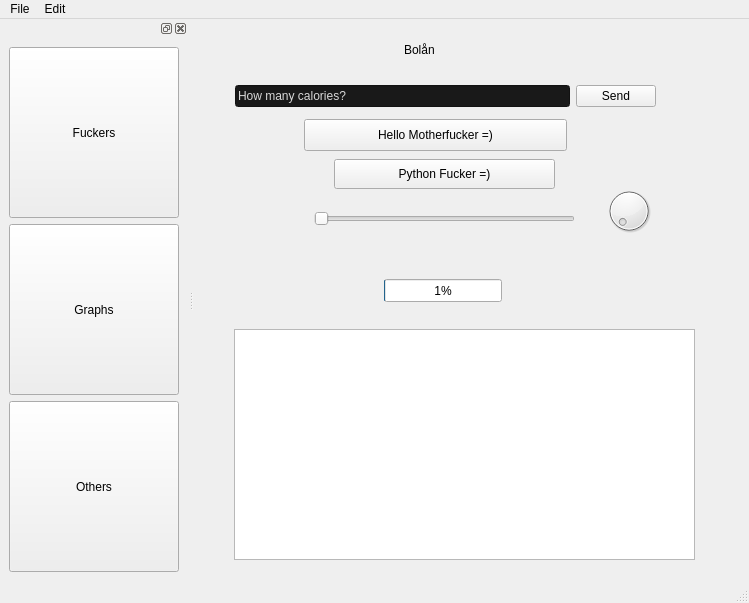
The window that C++/QTApp/mainwindow.ui (TamiAlQuida/TamiAlQuida.github.io) describes before a commit, drawn with Qt 5.
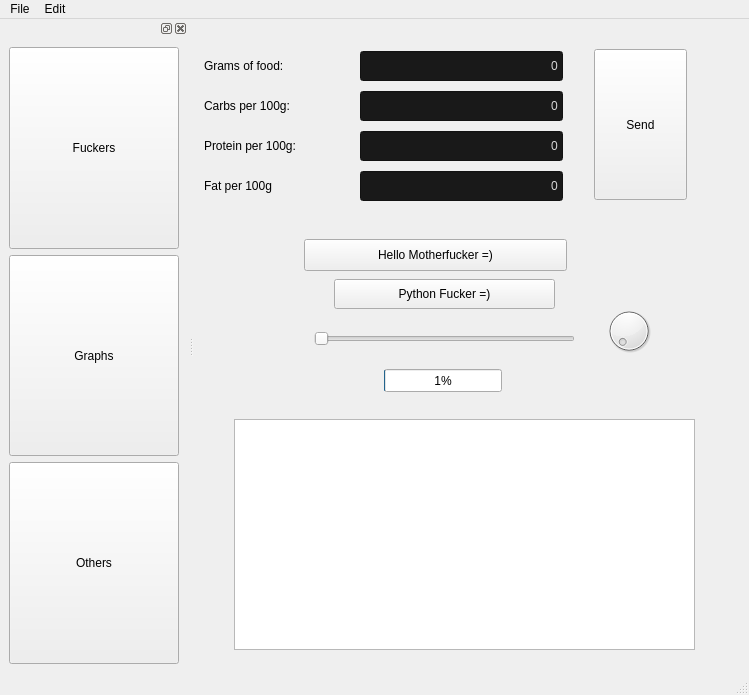
The same window after the commit. Icons and pictures are not drawn.

```diff
--- a/C++/QTApp/mainwindow.ui
+++ b/C++/QTApp/mainwindow.ui
@@ -7,7 +7,7 @@
     <x>0</x>
     <y>0</y>
     <width>749</width>
-    <height>603</height>
+    <height>695</height>
    </rect>
   </property>
   <property name="minimumSize">
@@ -1112,7 +1112,7 @@
     <property name="geometry">
      <rect>
       <x>140</x>
-      <y>140</y>
+      <y>260</y>
       <width>221</width>
       <height>30</height>
      </rect>
@@ -1125,7 +1125,7 @@
     <property name="geometry">
      <rect>
       <x>190</x>
-      <y>260</y>
+      <y>350</y>
       <width>118</width>
       <height>23</height>
      </rect>
@@ -1138,7 +1138,7 @@
     <property name="geometry">
      <rect>
       <x>120</x>
-      <y>190</y>
+      <y>310</y>
       <width>261</width>
       <height>20</height>
      </rect>
@@ -1151,7 +1151,7 @@
     <property name="geometry">
      <rect>
       <x>410</x>
-      <y>160</y>
+      <y>280</y>
       <width>50</width>
       <height>64</height>
      </rect>
@@ -1161,7 +1161,7 @@
     <property name="geometry">
      <rect>
       <x>40</x>
-      <y>310</y>
+      <y>400</y>
       <width>461</width>
       <height>231</height>
      </rect>
@@ -1171,7 +1171,7 @@
     <property name="geometry">
      <rect>
       <x>110</x>
-      <y>100</y>
+      <y>220</y>
       <width>263</width>
       <height>32</height>
      </rect>
@@ -1180,18 +1180,50 @@
      <string>Hello Motherfucker =)</string>
     </property>
    </widget>
-   <widget class="QWidget" name="layoutWidget">
+   <widget class="QPushButton" name="pushButton_5">
     <property name="geometry">
      <rect>
-      <x>41</x>
-      <y>60</y>
-      <width>421</width>
+      <x>400</x>
+      <y>30</y>
+      <width>93</width>
+      <height>151</height>
+     </rect>
+    </property>
+    <property name="text">
+     <string>Send</string>
+    </property>
+   </widget>
+   <widget class="QWidget" name="">
+    <property name="geometry">
+     <rect>
+      <x>10</x>
+      <y>30</y>
+      <width>359</width>
       <height>34</height>
      </rect>
     </property>
     <layout class="QHBoxLayout" name="horizontalLayout">
+     <item>
+      <widget class="QLabel" name="label">
+       <property name="minimumSize">
+        <size>
+         <width>150</width>
+         <height>0</height>
+        </size>
+       </property>
+       <property name="text">
+        <string>Grams of food:</string>
+       </property>
+      </widget>
+     </item>
      <item>
       <widget class="QLineEdit" name="lineEdit">
+       <property name="minimumSize">
+        <size>
+         <width>200</width>
+         <height>30</height>
+        </size>
+       </property>
        <property name="palette">
         <palette>
          <active>
@@ -1485,34 +1517,1025 @@
         <set>Qt::ImhHiddenText</set>
        </property>
        <property name="text">
-        <string>How many calories?</string>
+        <string>0</string>
        </property>
+       <property name="alignment">
+        <set>Qt::AlignRight|Qt::AlignTrailing|Qt::AlignVCenter</set>
+       </property>
        <property name="placeholderText">
-        <string>Vad kostar huset?</string>
+        <string/>
        </property>
       </widget>
      </item>
+    </layout>
+   </widget>
+   <widget class="QWidget" name="">
+    <property name="geometry">
+     <rect>
+      <x>10</x>
+      <y>70</y>
+      <width>359</width>
+      <height>34</height>
+     </rect>
+    </property>
+    <layout class="QHBoxLayout" name="horizontalLayout_2">
      <item>
-      <widget class="QPushButton" name="pushButton_5">
+      <widget class="QLabel" name="label_2">
+       <property name="minimumSize">
+        <size>
+         <width>150</width>
+         <height>0</height>
+        </size>
+       </property>
        <property name="text">
-        <string>Send</string>
+        <string>Carbs per 100g:</string>
        </property>
       </widget>
      </item>
+     <item>
+      <widget class="QLineEdit" name="lineEdit_2">
+       <property name="minimumSize">
+        <size>
+         <width>200</width>
+         <height>30</height>
+        </size>
+       </property>
+       <property name="palette">
+        <palette>
+         <active>
+          <colorrole role="WindowText">
+           <brush brushstyle="SolidPattern">
+            <color alpha="255">
+             <red>216</red>
+             <green>216</green>
+             <blue>216</blue>
+            </color>
+           </brush>
+          </colorrole>
+          <colorrole role="Button">
+           <brush brushstyle="SolidPattern">
+            <color alpha="255">
+             <red>25</red>
+             <green>25</green>
+             <blue>25</blue>
+            </color>
+           </brush>
+          </colorrole>
+          <colorrole role="Text">
+           <brush brushstyle="SolidPattern">
+            <color alpha="255">
+             <red>216</red>
+             <green>216</green>
+             <blue>216</blue>
+            </color>
+           </brush>
+          </colorrole>
+          <colorrole role="ButtonText">
+           <brush brushstyle="SolidPattern">
+            <color alpha="255">
+             <red>216</red>
+             <green>216</green>
+             <blue>216</blue>
+            </color>
+           </brush>
+          </colorrole>
+          <colorrole role="Base">
+           <brush brushstyle="SolidPattern">
+            <color alpha="255">
+             <red>25</red>
+             <green>25</green>
+             <blue>25</blue>
+            </color>
+           </brush>
+          </colorrole>
+          <colorrole role="Window">
+           <brush brushstyle="SolidPattern">
+            <color alpha="255">
+             <red>25</red>
+             <green>25</green>
+             <blue>25</blue>
+            </color>
+           </brush>
+          </colorrole>
+          <colorrole role="Highlight">
+           <brush brushstyle="SolidPattern">
+            <color alpha="255">
+             <red>41</red>
+             <green>140</green>
+             <blue>225</blue>
+            </color>
+           </brush>
+          </colorrole>
+          <colorrole role="HighlightedText">
+           <brush brushstyle="SolidPattern">
+            <color alpha="255">
+             <red>255</red>
+             <green>255</green>
+             <blue>255</blue>
+            </color>
+           </brush>
+          </colorrole>
+          <colorrole role="AlternateBase">
+           <brush brushstyle="SolidPattern">
+            <color alpha="0">
+             <red>0</red>
+             <green>0</green>
+             <blue>0</blue>
+            </color>
+           </brush>
+          </colorrole>
+          <colorrole role="PlaceholderText">
+           <brush brushstyle="SolidPattern">
+            <color alpha="128">
+             <red>216</red>
+             <green>216</green>
+             <blue>216</blue>
+            </color>
+           </brush>
+          </colorrole>
+         </active>
+         <inactive>
+          <colorrole role="WindowText">
+           <brush brushstyle="SolidPattern">
+            <color alpha="255">
+             <red>216</red>
+             <green>216</green>
+             <blue>216</blue>
+            </color>
+           </brush>
+          </colorrole>
+          <colorrole role="Button">
+           <brush brushstyle="SolidPattern">
+            <color alpha="255">
+             <red>25</red>
+             <green>25</green>
+             <blue>25</blue>
+            </color>
+           </brush>
+          </colorrole>
+          <colorrole role="Text">
+           <brush brushstyle="SolidPattern">
+            <color alpha="255">
+             <red>216</red>
+             <green>216</green>
+             <blue>216</blue>
+            </color>
+           </brush>
+          </colorrole>
+          <colorrole role="ButtonText">
+           <brush brushstyle="SolidPattern">
+            <color alpha="255">
+             <red>216</red>
+             <green>216</green>
+             <blue>216</blue>
+            </color>
+           </brush>
+          </colorrole>
+          <colorrole role="Base">
+           <brush brushstyle="SolidPattern">
+            <color alpha="255">
+             <red>25</red>
+             <green>25</green>
+             <blue>25</blue>
+            </color>
+           </brush>
+          </colorrole>
+          <colorrole role="Window">
+           <brush brushstyle="SolidPattern">
+            <color alpha="255">
+             <red>25</red>
+             <green>25</green>
+             <blue>25</blue>
+            </color>
+           </brush>
+          </colorrole>
+          <colorrole role="Highlight">
+           <brush brushstyle="SolidPattern">
+            <color alpha="255">
+             <red>41</red>
+             <green>140</green>
+             <blue>225</blue>
+            </color>
+           </brush>
+          </colorrole>
+          <colorrole role="HighlightedText">
+           <brush brushstyle="SolidPattern">
+            <color alpha="255">
+             <red>255</red>
+             <green>255</green>
+             <blue>255</blue>
+            </color>
+           </brush>
+          </colorrole>
+          <colorrole role="AlternateBase">
+           <brush brushstyle="SolidPattern">
+            <color alpha="0">
+             <red>0</red>
+             <green>0</green>
+             <blue>0</blue>
+            </color>
+           </brush>
+          </colorrole>
+          <colorrole role="PlaceholderText">
+           <brush brushstyle="SolidPattern">
+            <color alpha="128">
+             <red>216</red>
+             <green>216</green>
+             <blue>216</blue>
+            </color>
+           </brush>
+          </colorrole>
+         </inactive>
+         <disabled>
+          <colorrole role="WindowText">
+           <brush brushstyle="SolidPattern">
+            <color alpha="255">
+             <red>72</red>
+             <green>72</green>
+             <blue>72</blue>
+            </color>
+           </brush>
+          </colorrole>
+          <colorrole role="Button">
+           <brush brushstyle="SolidPattern">
+            <color alpha="255">
+             <red>40</red>
+             <green>40</green>
+             <blue>40</blue>
+            </color>
+           </brush>
+          </colorrole>
+          <colorrole role="Text">
+           <brush brushstyle="SolidPattern">
+            <color alpha="255">
+             <red>72</red>
+             <green>72</green>
+             <blue>72</blue>
+            </color>
+           </brush>
+          </colorrole>
+          <colorrole role="ButtonText">
+           <brush brushstyle="SolidPattern">
+            <color alpha="255">
+             <red>72</red>
+             <green>72</green>
+             <blue>72</blue>
+            </color>
+           </brush>
+          </colorrole>
+          <colorrole role="Base">
+           <brush brushstyle="SolidPattern">
+            <color alpha="255">
+             <red>40</red>
+             <green>40</green>
+             <blue>40</blue>
+            </color>
+           </brush>
+          </colorrole>
+          <colorrole role="Window">
+           <brush brushstyle="SolidPattern">
+            <color alpha="255">
+             <red>40</red>
+             <green>40</green>
+             <blue>40</blue>
+            </color>
+           </brush>
+          </colorrole>
+          <colorrole role="Highlight">
+           <brush brushstyle="SolidPattern">
+            <color alpha="255">
+             <red>41</red>
+             <green>140</green>
+             <blue>225</blue>
+            </color>
+           </brush>
+          </colorrole>
+          <colorrole role="HighlightedText">
+           <brush brushstyle="SolidPattern">
+            <color alpha="255">
+             <red>255</red>
+             <green>255</green>
+             <blue>255</blue>
+            </color>
+           </brush>
+          </colorrole>
+          <colorrole role="AlternateBase">
+           <brush brushstyle="SolidPattern">
+            <color alpha="0">
+             <red>0</red>
+             <green>0</green>
+             <blue>0</blue>
+            </color>
+           </brush>
+          </colorrole>
+          <colorrole role="PlaceholderText">
+           <brush brushstyle="SolidPattern">
+            <color alpha="128">
+             <red>72</red>
+             <green>72</green>
+             <blue>72</blue>
+            </color>
+           </brush>
+          </colorrole>
+         </disabled>
+        </palette>
+       </property>
+       <property name="toolTip">
+        <string/>
+       </property>
+       <property name="whatsThis">
+        <string/>
+       </property>
+       <property name="styleSheet">
+        <string notr="true"/>
+       </property>
+       <property name="inputMethodHints">
+        <set>Qt::ImhHiddenText</set>
+       </property>
+       <property name="text">
+        <string>0</string>
+       </property>
+       <property name="alignment">
+        <set>Qt::AlignRight|Qt::AlignTrailing|Qt::AlignVCenter</set>
+       </property>
+       <property name="placeholderText">
+        <string/>
+       </property>
+      </widget>
+     </item>
     </layout>
    </widget>
-   <widget class="QLabel" name="label">
+   <widget class="QWidget" name="">
     <property name="geometry">
      <rect>
-      <x>210</x>
-      <y>20</y>
-      <width>79</width>
-      <height>21</height>
+      <x>10</x>
+      <y>110</y>
+      <width>359</width>
+      <height>34</height>
      </rect>
     </property>
-    <property name="text">
-     <string>Bolån</string>
+    <layout class="QHBoxLayout" name="horizontalLayout_3">
+     <item>
+      <widget class="QLabel" name="label_3">
+       <property name="minimumSize">
+        <size>
+         <width>150</width>
+         <height>0</height>
+        </size>
+       </property>
+       <property name="text">
+        <string>Protein per 100g:</string>
+       </property>
+      </widget>
+     </item>
+     <item>
+      <widget class="QLineEdit" name="lineEdit_3">
+       <property name="minimumSize">
+        <size>
+         <width>200</width>
+         <height>30</height>
+        </size>
+       </property>
+       <property name="palette">
+        <palette>
+         <active>
+          <colorrole role="WindowText">
+           <brush brushstyle="SolidPattern">
+            <color alpha="255">
+             <red>216</red>
+             <green>216</green>
+             <blue>216</blue>
+            </color>
+           </brush>
+          </colorrole>
+          <colorrole role="Button">
+           <brush brushstyle="SolidPattern">
+            <color alpha="255">
+             <red>25</red>
+             <green>25</green>
+             <blue>25</blue>
+            </color>
+           </brush>
+          </colorrole>
+          <colorrole role="Text">
+           <brush brushstyle="SolidPattern">
+            <color alpha="255">
+             <red>216</red>
+             <green>216</green>
+             <blue>216</blue>
+            </color>
+           </brush>
+          </colorrole>
+          <colorrole role="ButtonText">
+           <brush brushstyle="SolidPattern">
+            <color alpha="255">
+             <red>216</red>
+             <green>216</green>
+             <blue>216</blue>
+            </color>
+           </brush>
+          </colorrole>
+          <colorrole role="Base">
+           <brush brushstyle="SolidPattern">
+            <color alpha="255">
+             <red>25</red>
+             <green>25</green>
+             <blue>25</blue>
+            </color>
+           </brush>
+          </colorrole>
+          <colorrole role="Window">
+           <brush brushstyle="SolidPattern">
+            <color alpha="255">
+             <red>25</red>
+             <green>25</green>
+             <blue>25</blue>
+            </color>
+           </brush>
+          </colorrole>
+          <colorrole role="Highlight">
+           <brush brushstyle="SolidPattern">
+            <color alpha="255">
+             <red>41</red>
+             <green>140</green>
+             <blue>225</blue>
+            </color>
+           </brush>
+          </colorrole>
+          <colorrole role="HighlightedText">
+           <brush brushstyle="SolidPattern">
+            <color alpha="255">
+             <red>255</red>
+             <green>255</green>
+             <blue>255</blue>
+            </color>
+           </brush>
+          </colorrole>
+          <colorrole role="AlternateBase">
+           <brush brushstyle="SolidPattern">
+            <color alpha="0">
+             <red>0</red>
+             <green>0</green>
+             <blue>0</blue>
+            </color>
+           </brush>
+          </colorrole>
+          <colorrole role="PlaceholderText">
+           <brush brushstyle="SolidPattern">
+            <color alpha="128">
+             <red>216</red>
+             <green>216</green>
+             <blue>216</blue>
+            </color>
+           </brush>
+          </colorrole>
+         </active>
+         <inactive>
+          <colorrole role="WindowText">
+           <brush brushstyle="SolidPattern">
+            <color alpha="255">
+             <red>216</red>
+             <green>216</green>
+             <blue>216</blue>
+            </color>
+           </brush>
+          </colorrole>
+          <colorrole role="Button">
+           <brush brushstyle="SolidPattern">
+            <color alpha="255">
+             <red>25</red>
+             <green>25</green>
+             <blue>25</blue>
+            </color>
+           </brush>
+          </colorrole>
+          <colorrole role="Text">
+           <brush brushstyle="SolidPattern">
+            <color alpha="255">
+             <red>216</red>
+             <green>216</green>
+             <blue>216</blue>
+            </color>
+           </brush>
+          </colorrole>
+          <colorrole role="ButtonText">
+           <brush brushstyle="SolidPattern">
+            <color alpha="255">
+             <red>216</red>
+             <green>216</green>
+             <blue>216</blue>
+            </color>
+           </brush>
+          </colorrole>
+          <colorrole role="Base">
+           <brush brushstyle="SolidPattern">
+            <color alpha="255">
+             <red>25</red>
+             <green>25</green>
+             <blue>25</blue>
+            </color>
+           </brush>
+          </colorrole>
+          <colorrole role="Window">
+           <brush brushstyle="SolidPattern">
+            <color alpha="255">
+             <red>25</red>
+             <green>25</green>
+             <blue>25</blue>
+            </color>
+           </brush>
+          </colorrole>
+          <colorrole role="Highlight">
+           <brush brushstyle="SolidPattern">
+            <color alpha="255">
+             <red>41</red>
+             <green>140</green>
+             <blue>225</blue>
+            </color>
+           </brush>
+          </colorrole>
+          <colorrole role="HighlightedText">
+           <brush brushstyle="SolidPattern">
+            <color alpha="255">
+             <red>255</red>
+             <green>255</green>
+             <blue>255</blue>
+            </color>
+           </brush>
+          </colorrole>
+          <colorrole role="AlternateBase">
+           <brush brushstyle="SolidPattern">
+            <color alpha="0">
+             <red>0</red>
+             <green>0</green>
+             <blue>0</blue>
+            </color>
+           </brush>
+          </colorrole>
+          <colorrole role="PlaceholderText">
+           <brush brushstyle="SolidPattern">
+            <color alpha="128">
+             <red>216</red>
+             <green>216</green>
+             <blue>216</blue>
+            </color>
+           </brush>
+          </colorrole>
+         </inactive>
+         <disabled>
+          <colorrole role="WindowText">
+           <brush brushstyle="SolidPattern">
+            <color alpha="255">
+             <red>72</red>
+             <green>72</green>
+             <blue>72</blue>
+            </color>
+           </brush>
+          </colorrole>
+          <colorrole role="Button">
+           <brush brushstyle="SolidPattern">
+            <color alpha="255">
+             <red>40</red>
+             <green>40</green>
+             <blue>40</blue>
+            </color>
+           </brush>
+          </colorrole>
+          <colorrole role="Text">
+           <brush brushstyle="SolidPattern">
+            <color alpha="255">
+             <red>72</red>
+             <green>72</green>
+             <blue>72</blue>
+            </color>
+           </brush>
+          </colorrole>
+          <colorrole role="ButtonText">
+           <brush brushstyle="SolidPattern">
+            <color alpha="255">
+             <red>72</red>
+             <green>72</green>
+             <blue>72</blue>
+            </color>
+           </brush>
+          </colorrole>
+          <colorrole role="Base">
+           <brush brushstyle="SolidPattern">
+            <color alpha="255">
+             <red>40</red>
+             <green>40</green>
+             <blue>40</blue>
+            </color>
+           </brush>
+          </colorrole>
+          <colorrole role="Window">
+           <brush brushstyle="SolidPattern">
+            <color alpha="255">
+             <red>40</red>
+             <green>40</green>
+             <blue>40</blue>
+            </color>
+           </brush>
+          </colorrole>
+          <colorrole role="Highlight">
+           <brush brushstyle="SolidPattern">
+            <color alpha="255">
+             <red>41</red>
+             <green>140</green>
+             <blue>225</blue>
+            </color>
+           </brush>
+          </colorrole>
+          <colorrole role="HighlightedText">
+           <brush brushstyle="SolidPattern">
+            <color alpha="255">
+             <red>255</red>
+             <green>255</green>
+             <blue>255</blue>
+            </color>
+           </brush>
+          </colorrole>
+          <colorrole role="AlternateBase">
+           <brush brushstyle="SolidPattern">
+            <color alpha="0">
+             <red>0</red>
+             <green>0</green>
+             <blue>0</blue>
+            </color>
+           </brush>
+          </colorrole>
+          <colorrole role="PlaceholderText">
+           <brush brushstyle="SolidPattern">
+            <color alpha="128">
+             <red>72</red>
+             <green>72</green>
+             <blue>72</blue>
+            </color>
+           </brush>
+          </colorrole>
+         </disabled>
+        </palette>
+       </property>
+       <property name="toolTip">
+        <string/>
+       </property>
+       <property name="whatsThis">
+        <string/>
+       </property>
+       <property name="styleSheet">
+        <string notr="true"/>
+       </property>
+       <property name="inputMethodHints">
+        <set>Qt::ImhHiddenText</set>
+       </property>
+       <property name="text">
+        <string>0</string>
+       </property>
+       <property name="alignment">
+        <set>Qt::AlignRight|Qt::AlignTrailing|Qt::AlignVCenter</set>
+       </property>
+       <property name="placeholderText">
+        <string/>
+       </property>
+      </widget>
+     </item>
+    </layout>
+   </widget>
+   <widget class="QWidget" name="">
+    <property name="geometry">
+     <rect>
+      <x>10</x>
+      <y>150</y>
+      <width>359</width>
+      <height>34</height>
+     </rect>
     </property>
+    <layout class="QHBoxLayout" name="horizontalLayout_4">
+     <item>
+      <widget class="QLabel" name="label_4">
+       <property name="minimumSize">
+        <size>
+         <width>150</width>
+         <height>0</height>
+        </size>
+       </property>
+       <property name="text">
+        <string>Fat per 100g</string>
+       </property>
+      </widget>
+     </item>
+     <item>
+      <widget class="QLineEdit" name="lineEdit_4">
+       <property name="minimumSize">
+        <size>
+         <width>200</width>
+         <height>30</height>
+        </size>
+       </property>
+       <property name="palette">
+        <palette>
+         <active>
+          <colorrole role="WindowText">
+           <brush brushstyle="SolidPattern">
+            <color alpha="255">
+             <red>216</red>
+             <green>216</green>
+             <blue>216</blue>
+            </color>
+           </brush>
+          </colorrole>
+          <colorrole role="Button">
+           <brush brushstyle="SolidPattern">
+            <color alpha="255">
+             <red>25</red>
+             <green>25</green>
+             <blue>25</blue>
+            </color>
+           </brush>
+          </colorrole>
+          <colorrole role="Text">
+           <brush brushstyle="SolidPattern">
+            <color alpha="255">
+             <red>216</red>
+             <green>216</green>
+             <blue>216</blue>
+            </color>
+           </brush>
+          </colorrole>
+          <colorrole role="ButtonText">
+           <brush brushstyle="SolidPattern">
+            <color alpha="255">
+             <red>216</red>
+             <green>216</green>
+             <blue>216</blue>
+            </color>
+           </brush>
+          </colorrole>
+          <colorrole role="Base">
+           <brush brushstyle="SolidPattern">
+            <color alpha="255">
+             <red>25</red>
+             <green>25</green>
+             <blue>25</blue>
+            </color>
+           </brush>
+          </colorrole>
+          <colorrole role="Window">
+           <brush brushstyle="SolidPattern">
+            <color alpha="255">
+             <red>25</red>
+             <green>25</green>
+             <blue>25</blue>
+            </color>
+           </brush>
+          </colorrole>
+          <colorrole role="Highlight">
+           <brush brushstyle="SolidPattern">
+            <color alpha="255">
+             <red>41</red>
+             <green>140</green>
+             <blue>225</blue>
+            </color>
+           </brush>
+          </colorrole>
+          <colorrole role="HighlightedText">
+           <brush brushstyle="SolidPattern">
+            <color alpha="255">
+             <red>255</red>
+             <green>255</green>
+             <blue>255</blue>
+            </color>
+           </brush>
+          </colorrole>
+          <colorrole role="AlternateBase">
+           <brush brushstyle="SolidPattern">
+            <color alpha="0">
+             <red>0</red>
+             <green>0</green>
+             <blue>0</blue>
+            </color>
+           </brush>
+          </colorrole>
+          <colorrole role="PlaceholderText">
+           <brush brushstyle="SolidPattern">
+            <color alpha="128">
+             <red>216</red>
+             <green>216</green>
+             <blue>216</blue>
+            </color>
+           </brush>
+          </colorrole>
+         </active>
+         <inactive>
+          <colorrole role="WindowText">
+           <brush brushstyle="SolidPattern">
+            <color alpha="255">
+             <red>216</red>
+             <green>216</green>
+             <blue>216</blue>
+            </color>
+           </brush>
+          </colorrole>
+          <colorrole role="Button">
+           <brush brushstyle="SolidPattern">
+            <color alpha="255">
+             <red>25</red>
+             <green>25</green>
+             <blue>25</blue>
+            </color>
+           </brush>
+          </colorrole>
+          <colorrole role="Text">
+           <brush brushstyle="SolidPattern">
+            <color alpha="255">
+             <red>216</red>
+             <green>216</green>
+             <blue>216</blue>
+            </color>
+           </brush>
+          </colorrole>
+          <colorrole role="ButtonText">
+           <brush brushstyle="SolidPattern">
+            <color alpha="255">
+             <red>216</red>
+             <green>216</green>
+             <blue>216</blue>
+            </color>
+           </brush>
+          </colorrole>
+          <colorrole role="Base">
+           <brush brushstyle="SolidPattern">
+            <color alpha="255">
+             <red>25</red>
+             <green>25</green>
+             <blue>25</blue>
+            </color>
+           </brush>
+          </colorrole>
+          <colorrole role="Window">
+           <brush brushstyle="SolidPattern">
+            <color alpha="255">
+             <red>25</red>
+             <green>25</green>
+             <blue>25</blue>
+            </color>
+           </brush>
+          </colorrole>
+          <colorrole role="Highlight">
+           <brush brushstyle="SolidPattern">
+            <color alpha="255">
+             <red>41</red>
+             <green>140</green>
+             <blue>225</blue>
+            </color>
+           </brush>
+          </colorrole>
+          <colorrole role="HighlightedText">
+           <brush brushstyle="SolidPattern">
+            <color alpha="255">
+             <red>255</red>
+             <green>255</green>
+             <blue>255</blue>
+            </color>
+           </brush>
+          </colorrole>
+          <colorrole role="AlternateBase">
+           <brush brushstyle="SolidPattern">
+            <color alpha="0">
+             <red>0</red>
+             <green>0</green>
+             <blue>0</blue>
+            </color>
+           </brush>
+          </colorrole>
+          <colorrole role="PlaceholderText">
+           <brush brushstyle="SolidPattern">
+            <color alpha="128">
+             <red>216</red>
+             <green>216</green>
+             <blue>216</blue>
+            </color>
+           </brush>
+          </colorrole>
+         </inactive>
+         <disabled>
+          <colorrole role="WindowText">
+           <brush brushstyle="SolidPattern">
+            <color alpha="255">
+             <red>72</red>
+             <green>72</green>
+             <blue>72</blue>
+            </color>
+           </brush>
+          </colorrole>
+          <colorrole role="Button">
+           <brush brushstyle="SolidPattern">
+            <color alpha="255">
+             <red>40</red>
+             <green>40</green>
+             <blue>40</blue>
+            </color>
+           </brush>
+          </colorrole>
+          <colorrole role="Text">
+           <brush brushstyle="SolidPattern">
+            <color alpha="255">
+             <red>72</red>
+             <green>72</green>
+             <blue>72</blue>
+            </color>
+           </brush>
+          </colorrole>
+          <colorrole role="ButtonText">
+           <brush brushstyle="SolidPattern">
+            <color alpha="255">
+             <red>72</red>
+             <green>72</green>
+             <blue>72</blue>
+            </color>
+           </brush>
+          </colorrole>
+          <colorrole role="Base">
+           <brush brushstyle="SolidPattern">
+            <color alpha="255">
+             <red>40</red>
+             <green>40</green>
+             <blue>40</blue>
+            </color>
+           </brush>
+          </colorrole>
+          <colorrole role="Window">
+           <brush brushstyle="SolidPattern">
+            <color alpha="255">
+             <red>40</red>
+             <green>40</green>
+             <blue>40</blue>
+            </color>
+           </brush>
+          </colorrole>
+          <colorrole role="Highlight">
+           <brush brushstyle="SolidPattern">
+            <color alpha="255">
+             <red>41</red>
+             <green>140</green>
+             <blue>225</blue>
+            </color>
+           </brush>
+          </colorrole>
+          <colorrole role="HighlightedText">
+           <brush brushstyle="SolidPattern">
+            <color alpha="255">
+             <red>255</red>
+             <green>255</green>
+             <blue>255</blue>
+            </color>
+           </brush>
+          </colorrole>
+          <colorrole role="AlternateBase">
+           <brush brushstyle="SolidPattern">
+            <color alpha="0">
+             <red>0</red>
+             <green>0</green>
+             <blue>0</blue>
+            </color>
+           </brush>
+          </colorrole>
+          <colorrole role="PlaceholderText">
+           <brush brushstyle="SolidPattern">
+            <color alpha="128">
+             <red>72</red>
+             <green>72</green>
+             <blue>72</blue>
+            </color>
+           </brush>
+          </colorrole>
+         </disabled>
+        </palette>
+       </property>
+       <property name="toolTip">
+        <string/>
+       </property>
+       <property name="whatsThis">
+        <string/>
+       </property>
+       <property name="styleSheet">
+        <string notr="true"/>
+       </property>
+       <property name="inputMethodHints">
+        <set>Qt::ImhHiddenText</set>
+       </property>
+       <property name="text">
+        <string>0</string>
+       </property>
+       <property name="alignment">
+        <set>Qt::AlignRight|Qt::AlignTrailing|Qt::AlignVCenter</set>
+       </property>
+       <property name="placeholderText">
+        <string/>
+       </property>
+      </widget>
+     </item>
+    </layout>
    </widget>
   </widget>
   <widget class="QMenuBar" name="menubar">
```
Left out of the diff: 1 changed line with no effect on the pictures.
